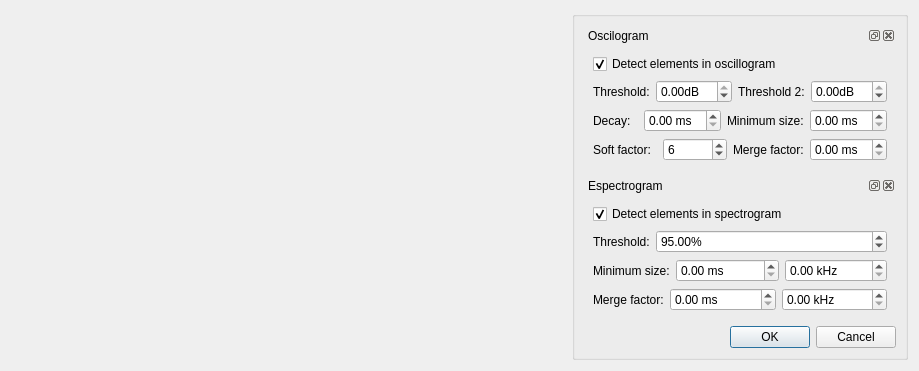
Qt form Graphic_Interface/UI Files/ui_elemDetectSettings.ui (ECMora/SoundLab) before a commit.
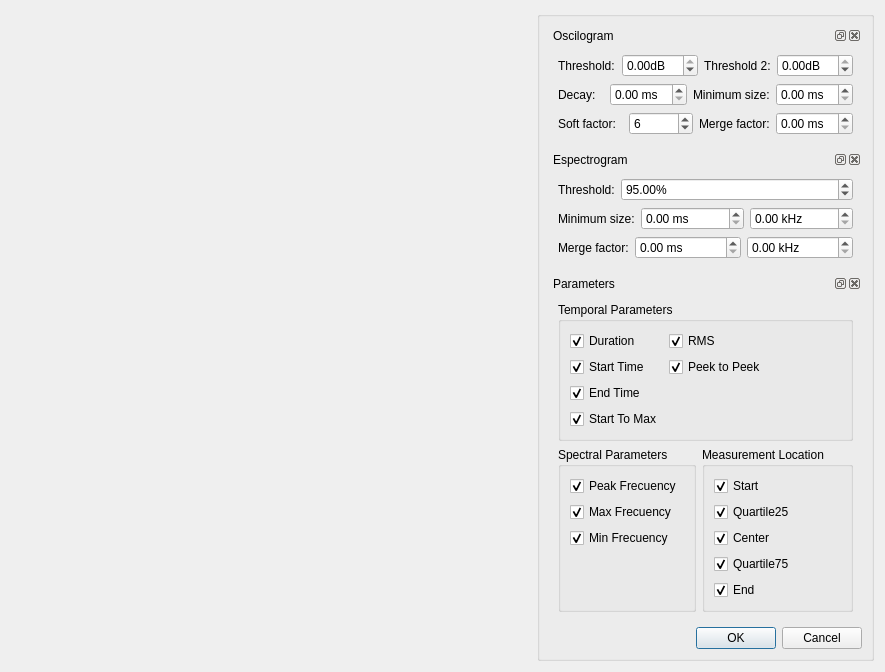
The same form after that commit. Custom widgets are drawn as their Qt base class.

```diff
--- a/Graphic_Interface/UI Files/ui_elemDetectSettings.ui
+++ b/Graphic_Interface/UI Files/ui_elemDetectSettings.ui
@@ -6,8 +6,8 @@
    <rect>
     <x>0</x>
     <y>0</y>
-    <width>919</width>
-    <height>371</height>
+    <width>885</width>
+    <height>628</height>
    </rect>
   </property>
   <property name="windowTitle">
@@ -26,23 +26,357 @@
       <string/>
      </property>
      <layout class="QGridLayout" name="gridLayout_2">
+      <item row="1" column="0">
+       <widget class="QDockWidget" name="dockWidgetEspgram">
+        <property name="sizePolicy">
+         <sizepolicy hsizetype="Expanding" vsizetype="Expanding">
+          <horstretch>0</horstretch>
+          <verstretch>0</verstretch>
+         </sizepolicy>
+        </property>
+        <property name="floating">
+         <bool>false</bool>
+        </property>
+        <property name="features">
+         <set>QDockWidget::AllDockWidgetFeatures</set>
+        </property>
+        <property name="windowTitle">
+         <string>Espectrogram</string>
+        </property>
+        <widget class="QWidget" name="dockWidgetContents_3">
+         <layout class="QGridLayout" name="gridLayout_3">
+          <item row="2" column="1">
+           <layout class="QHBoxLayout" name="horizontalLayout_10" stretch="0,1,1">
+            <item>
+             <widget class="QLabel" name="label_9">
+              <property name="text">
+               <string>Merge factor:</string>
+              </property>
+             </widget>
+            </item>
+            <item>
+             <widget class="QDoubleSpinBox" name="sbxMergeFactorTime">
+              <property name="enabled">
+               <bool>true</bool>
+              </property>
+              <property name="suffix">
+               <string> ms</string>
+              </property>
+             </widget>
+            </item>
+            <item>
+             <widget class="QDoubleSpinBox" name="sbxMergeFactorFreq">
+              <property name="enabled">
+               <bool>true</bool>
+              </property>
+              <property name="suffix">
+               <string> kHz</string>
+              </property>
+             </widget>
+            </item>
+           </layout>
+          </item>
+          <item row="1" column="1">
+           <layout class="QHBoxLayout" name="horizontalLayout_8" stretch="0,1,1">
+            <item>
+             <widget class="QLabel" name="label_7">
+              <property name="text">
+               <string>Minimum size:</string>
+              </property>
+             </widget>
+            </item>
+            <item>
+             <widget class="QDoubleSpinBox" name="dsbxminSizeTime">
+              <property name="enabled">
+               <bool>true</bool>
+              </property>
+              <property name="suffix">
+               <string> ms</string>
+              </property>
+             </widget>
+            </item>
+            <item>
+             <widget class="QDoubleSpinBox" name="dsbxMinSizeFreq">
+              <property name="enabled">
+               <bool>true</bool>
+              </property>
+              <property name="suffix">
+               <string> kHz</string>
+              </property>
+             </widget>
+            </item>
+           </layout>
+          </item>
+          <item row="0" column="1">
+           <layout class="QHBoxLayout" name="horizontalLayout_9" stretch="0,1">
+            <item>
+             <widget class="QLabel" name="label_8">
+              <property name="text">
+               <string>Threshold:</string>
+              </property>
+             </widget>
+            </item>
+            <item>
+             <widget class="QDoubleSpinBox" name="dsbxThresholdSpec">
+              <property name="enabled">
+               <bool>true</bool>
+              </property>
+              <property name="sizePolicy">
+               <sizepolicy hsizetype="Minimum" vsizetype="Fixed">
+                <horstretch>0</horstretch>
+                <verstretch>0</verstretch>
+               </sizepolicy>
+              </property>
+              <property name="wrapping">
+               <bool>false</bool>
+              </property>
+              <property name="buttonSymbols">
+               <enum>QAbstractSpinBox::UpDownArrows</enum>
+              </property>
+              <property name="suffix">
+               <string>%</string>
+              </property>
+              <property name="minimum">
+               <double>1.000000000000000</double>
+              </property>
+              <property name="singleStep">
+               <double>5.000000000000000</double>
+              </property>
+              <property name="value">
+               <double>95.000000000000000</double>
+              </property>
+             </widget>
+            </item>
+           </layout>
+          </item>
+         </layout>
+        </widget>
+       </widget>
+      </item>
+      <item row="3" column="0">
+       <widget class="QDockWidget" name="dockWidgetParametrers">
+        <property name="sizePolicy">
+         <sizepolicy hsizetype="Expanding" vsizetype="Expanding">
+          <horstretch>0</horstretch>
+          <verstretch>0</verstretch>
+         </sizepolicy>
+        </property>
+        <property name="floating">
+         <bool>false</bool>
+        </property>
+        <property name="features">
+         <set>QDockWidget::AllDockWidgetFeatures</set>
+        </property>
+        <property name="windowTitle">
+         <string>Parameters</string>
+        </property>
+        <widget class="QWidget" name="dockWidgetContents">
+         <layout class="QGridLayout" name="gridLayout_4">
+          <item row="1" column="0">
+           <widget class="QGroupBox" name="gboxSpectral">
+            <property name="title">
+             <string>Spectral Parameters</string>
+            </property>
+            <layout class="QFormLayout" name="formLayout_9">
+             <property name="fieldGrowthPolicy">
+              <enum>QFormLayout::AllNonFixedFieldsGrow</enum>
+             </property>
+             <item row="1" column="0">
+              <widget class="QCheckBox" name="cbxDistancefromStartToMax_5">
+               <property name="text">
+                <string>Peak Frecuency</string>
+               </property>
+               <property name="checked">
+                <bool>true</bool>
+               </property>
+              </widget>
+             </item>
+             <item row="2" column="0">
+              <widget class="QCheckBox" name="checkBox">
+               <property name="text">
+                <string>Max Frecuency</string>
+               </property>
+               <property name="checked">
+                <bool>true</bool>
+               </property>
+              </widget>
+             </item>
+             <item row="3" column="0">
+              <widget class="QCheckBox" name="checkBox_8">
+               <property name="text">
+                <string>Min Frecuency</string>
+               </property>
+               <property name="checked">
+                <bool>true</bool>
+               </property>
+              </widget>
+             </item>
+            </layout>
+           </widget>
+          </item>
+          <item row="1" column="1">
+           <widget class="QGroupBox" name="groupBox">
+            <property name="title">
+             <string>Measurement Location</string>
+            </property>
+            <layout class="QFormLayout" name="formLayout_10">
+             <property name="fieldGrowthPolicy">
+              <enum>QFormLayout::AllNonFixedFieldsGrow</enum>
+             </property>
+             <item row="0" column="0">
+              <widget class="QCheckBox" name="cbxmeasurementLocationStart">
+               <property name="text">
+                <string>Start</string>
+               </property>
+               <property name="checked">
+                <bool>true</bool>
+               </property>
+              </widget>
+             </item>
+             <item row="2" column="0">
+              <widget class="QCheckBox" name="cbxmeasurementLocationCenter">
+               <property name="text">
+                <string>Center</string>
+               </property>
+               <property name="checked">
+                <bool>true</bool>
+               </property>
+              </widget>
+             </item>
+             <item row="4" column="0">
+              <widget class="QCheckBox" name="cbxmeasurementLocationEnd">
+               <property name="text">
+                <string>End</string>
+               </property>
+               <property name="checked">
+                <bool>true</bool>
+               </property>
+              </widget>
+             </item>
+             <item row="1" column="0">
+              <widget class="QCheckBox" name="cbxmeasurementLocationQuartile25">
+               <property name="text">
+                <string>Quartile25</string>
+               </property>
+               <property name="checked">
+                <bool>true</bool>
+               </property>
+              </widget>
+             </item>
+             <item row="3" column="0">
+              <widget class="QCheckBox" name="cbxmeasurementLocationQuartile75">
+               <property name="text">
+                <string>Quartile75</string>
+               </property>
+               <property name="checked">
+                <bool>true</bool>
+               </property>
+              </widget>
+             </item>
+            </layout>
+           </widget>
+          </item>
+          <item row="0" column="0" colspan="2">
+           <widget class="QGroupBox" name="gboxOscilogramParameters">
+            <property name="sizePolicy">
+             <sizepolicy hsizetype="Expanding" vsizetype="Expanding">
+              <horstretch>0</horstretch>
+              <verstretch>0</verstretch>
+             </sizepolicy>
+            </property>
+            <property name="title">
+             <string>Temporal Parameters</string>
+            </property>
+            <layout class="QFormLayout" name="formLayout_4">
+             <property name="fieldGrowthPolicy">
+              <enum>QFormLayout::AllNonFixedFieldsGrow</enum>
+             </property>
+             <item row="0" column="0">
+              <widget class="QCheckBox" name="cbxDuration">
+               <property name="text">
+                <string>Duration</string>
+               </property>
+               <property name="checked">
+                <bool>true</bool>
+               </property>
+              </widget>
+             </item>
+             <item row="1" column="1">
+              <widget class="QCheckBox" name="cbxPeekToPeek">
+               <property name="text">
+                <string>Peek to Peek</string>
+               </property>
+               <property name="checked">
+                <bool>true</bool>
+               </property>
+              </widget>
+             </item>
+             <item row="1" column="0">
+              <widget class="QCheckBox" name="cbxStartTime">
+               <property name="text">
+                <string>Start Time</string>
+               </property>
+               <property name="checked">
+                <bool>true</bool>
+               </property>
+              </widget>
+             </item>
+             <item row="2" column="0">
+              <widget class="QCheckBox" name="cbxEndTime">
+               <property name="text">
+                <string>End Time</string>
+               </property>
+               <property name="checked">
+                <bool>true</bool>
+               </property>
+              </widget>
+             </item>
+             <item row="3" column="0">
+              <widget class="QCheckBox" name="cbxStartToMax">
+               <property name="text">
+                <string>Start To Max</string>
+               </property>
+               <property name="checked">
+                <bool>true</bool>
+               </property>
+              </widget>
+             </item>
+             <item row="0" column="1">
+              <widget class="QCheckBox" name="cbxRms">
+               <property name="text">
+                <string>RMS</string>
+               </property>
+               <property name="checked">
+                <bool>true</bool>
+               </property>
+              </widget>
+             </item>
+            </layout>
+           </widget>
+          </item>
+         </layout>
+        </widget>
+       </widget>
+      </item>
       <item row="0" column="0">
-       <widget class="QDockWidget" name="dockWidget">
+       <widget class="QDockWidget" name="dockWidgetOscilogram">
+        <property name="sizePolicy">
+         <sizepolicy hsizetype="Expanding" vsizetype="Expanding">
+          <horstretch>0</horstretch>
+          <verstretch>0</verstretch>
+         </sizepolicy>
+        </property>
+        <property name="floating">
+         <bool>false</bool>
+        </property>
+        <property name="features">
+         <set>QDockWidget::AllDockWidgetFeatures</set>
+        </property>
         <property name="windowTitle">
          <string>Oscilogram </string>
         </property>
         <widget class="QWidget" name="dockWidgetContents_2">
          <layout class="QVBoxLayout" name="verticalLayout">
-          <item>
-           <widget class="QCheckBox" name="chbxDetectOsc">
-            <property name="text">
-             <string>Detect elements in oscillogram</string>
-            </property>
-            <property name="checked">
-             <bool>true</bool>
-            </property>
-           </widget>
-          </item>
           <item>
            <layout class="QHBoxLayout" name="horizontalLayout_7" stretch="0,0,0">
             <property name="spacing">
@@ -191,135 +525,7 @@
         </widget>
        </widget>
       </item>
-      <item row="1" column="0">
-       <widget class="QDockWidget" name="dockWidget_2">
-        <property name="windowTitle">
-         <string>Espectrogram</string>
-        </property>
-        <widget class="QWidget" name="dockWidgetContents_3">
-         <layout class="QGridLayout" name="gridLayout_3">
-          <item row="0" column="1">
-           <widget class="QCheckBox" name="chbxDetectSpec">
-            <property name="text">
-             <string>Detect elements in spectrogram</string>
-            </property>
-            <property name="checked">
-             <bool>true</bool>
-            </property>
-            <property name="tristate">
-             <bool>false</bool>
-            </property>
-           </widget>
-          </item>
-          <item row="3" column="1">
-           <layout class="QHBoxLayout" name="horizontalLayout_10" stretch="0,1,1">
-            <item>
-             <widget class="QLabel" name="label_9">
-              <property name="text">
-               <string>Merge factor:</string>
-              </property>
-             </widget>
-            </item>
-            <item>
-             <widget class="QDoubleSpinBox" name="sbxMergeFactorTime">
-              <property name="enabled">
-               <bool>true</bool>
-              </property>
-              <property name="suffix">
-               <string> ms</string>
-              </property>
-             </widget>
-            </item>
-            <item>
-             <widget class="QDoubleSpinBox" name="sbxMergeFactorFreq">
-              <property name="enabled">
-               <bool>true</bool>
-              </property>
-              <property name="suffix">
-               <string> kHz</string>
-              </property>
-             </widget>
-            </item>
-           </layout>
-          </item>
-          <item row="2" column="1">
-           <layout class="QHBoxLayout" name="horizontalLayout_8" stretch="0,1,1">
-            <item>
-             <widget class="QLabel" name="label_7">
-              <property name="text">
-               <string>Minimum size:</string>
-              </property>
-             </widget>
-            </item>
-            <item>
-             <widget class="QDoubleSpinBox" name="dsbxminSizeTime">
-              <property name="enabled">
-               <bool>true</bool>
-              </property>
-              <property name="suffix">
-               <string> ms</string>
-              </property>
-             </widget>
-            </item>
-            <item>
-             <widget class="QDoubleSpinBox" name="dsbxMinSizeFreq">
-              <property name="enabled">
-               <bool>true</bool>
-              </property>
-              <property name="suffix">
-               <string> kHz</string>
-              </property>
-             </widget>
-            </item>
-           </layout>
-          </item>
-          <item row="1" column="1">
-           <layout class="QHBoxLayout" name="horizontalLayout_9" stretch="0,1">
-            <item>
-             <widget class="QLabel" name="label_8">
-              <property name="text">
-               <string>Threshold:</string>
-              </property>
-             </widget>
-            </item>
-            <item>
-             <widget class="QDoubleSpinBox" name="dsbxThresholdSpec">
-              <property name="enabled">
-               <bool>true</bool>
-              </property>
-              <property name="sizePolicy">
-               <sizepolicy hsizetype="Minimum" vsizetype="Fixed">
-                <horstretch>0</horstretch>
-                <verstretch>0</verstretch>
-               </sizepolicy>
-              </property>
-              <property name="wrapping">
-               <bool>false</bool>
-              </property>
-              <property name="buttonSymbols">
-               <enum>QAbstractSpinBox::UpDownArrows</enum>
-              </property>
-              <property name="suffix">
-               <string>%</string>
-              </property>
-              <property name="minimum">
-               <double>1.000000000000000</double>
-              </property>
-              <property name="singleStep">
-               <double>5.000000000000000</double>
-              </property>
-              <property name="value">
-               <double>95.000000000000000</double>
-              </property>
-             </widget>
-            </item>
-           </layout>
-          </item>
-         </layout>
-        </widget>
-       </widget>
-      </item>
-      <item row="2" column="0">
+      <item row="4" column="0">
        <widget class="QDialogButtonBox" name="buttonBox">
         <property name="orientation">
          <enum>Qt::Horizontal</enum>
```
Left out of the diff: 6 changed lines with no effect on the pictures.
